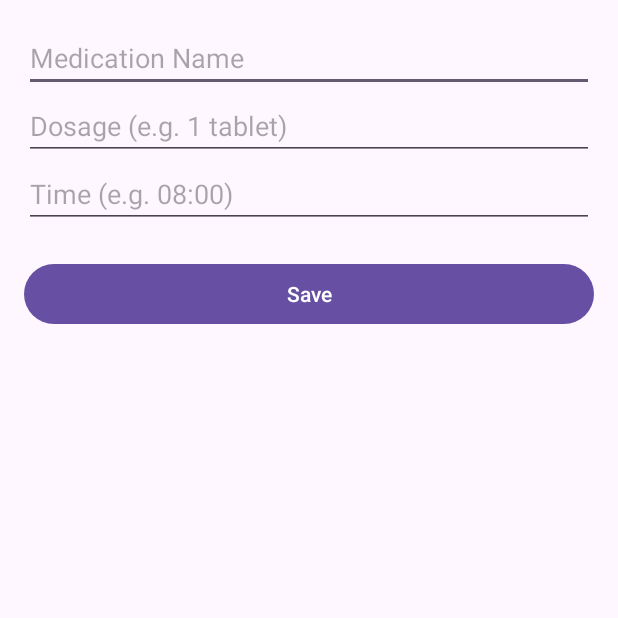
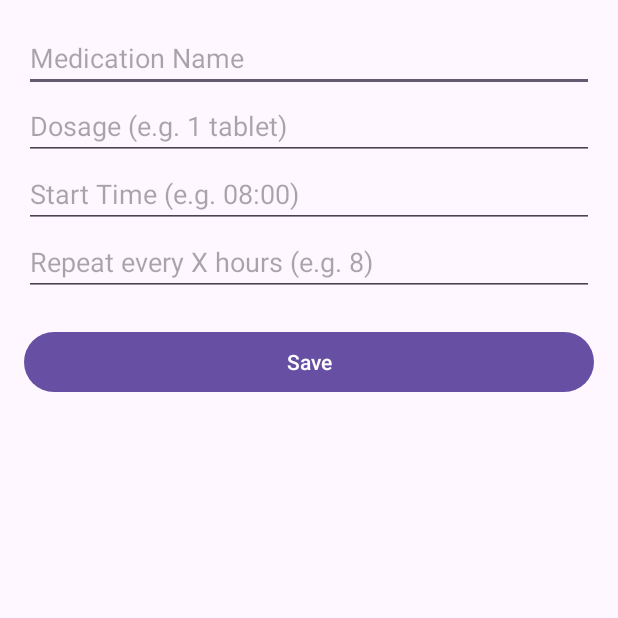
Before and after one commit to S00201014-ATU/MediTrack, an Android app: the AddMedicationActivity screen opened directly, with no data from a screen before it, on a phone screen of 412 x 824 dp, the top half of it. Run offline under Robolectric (Android 15) with nearby library versions, the phone set to English and light mode, and no system bars; our stand-ins replace Room's generated code.

Commit message:
Switch reminders to daily repeating alarms using setRepeating

```diff
--- a/app/src/main/res/layout/activity_add_medication.xml
+++ b/app/src/main/res/layout/activity_add_medication.xml
@@ -19,12 +19,19 @@
         android:layout_height="wrap_content"
         android:hint="Dosage (e.g. 1 tablet)" />
 
-    <!-- Time -->
+    <!-- Start Time -->
     <EditText
         android:id="@+id/txtTime"
         android:layout_width="match_parent"
         android:layout_height="wrap_content"
-        android:hint="Time (e.g. 08:00)" />
+        android:hint="Start Time (e.g. 08:00)" />
+
+    <!-- Frequency -->
+    <EditText
+        android:id="@+id/txtFrequency"
+        android:layout_width="match_parent"
+        android:layout_height="wrap_content"
+        android:hint="Repeat every X hours (e.g. 8)" />
 
     <!-- Save button -->
     <Button
```
Also changed, not shown: app/src/main/java/com/example/meditrack/AddMedicationActivity.java (+53 -7 lines).
